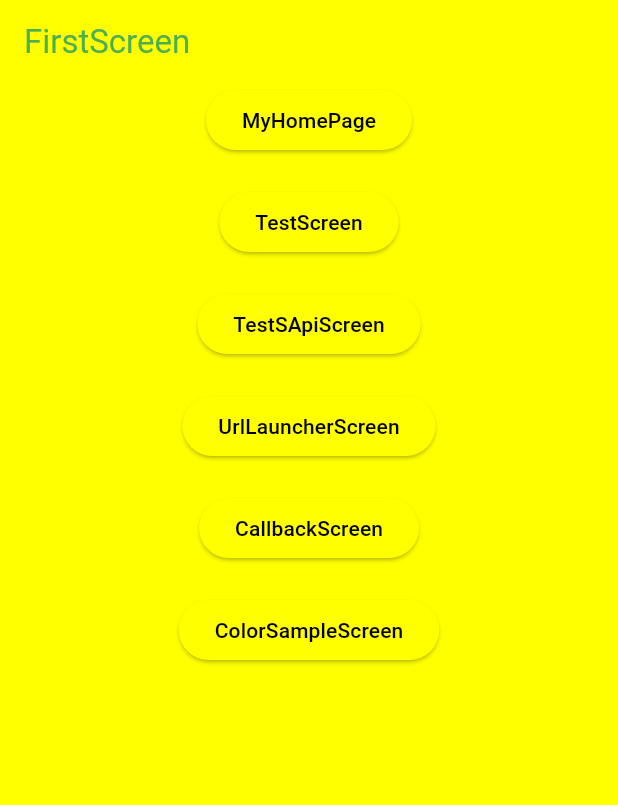
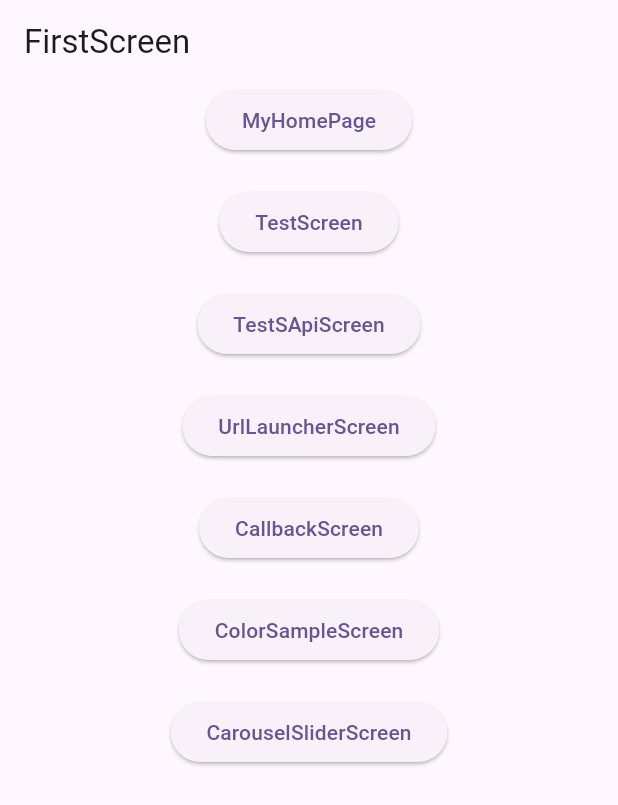
Before and after one commit to nanakoshis/learning_app, a Flutter app: the screen it shows after launch, on a phone screen of 412 x 824 dp. Shown: the top 805 px of the screen. Run offline on Flutter 3.47's test engine with Material 3 defaults, Android fonts, the phone set to English and light mode, and no system bars; our stand-ins replace carousel_slider, dio, flutter_riverpod, freezed_annotation, retrofit, riverpod_annotation; generated files the repository leaves out were written again.

Commit message:
カルーセルスライダーを追加

```diff
--- a/practice_app/lib/main.dart
+++ b/practice_app/lib/main.dart
@@ -3,6 +3,7 @@ import 'package:flutter_riverpod/flutter_riverpod.dart';
 import 'package:practice_app/components/colors.dart';
 import 'package:practice_app/view/api_screen.dart';
 import 'package:practice_app/view/callback_screen.dart';
+import 'package:practice_app/view/carousel_slider.dart';
 import 'package:practice_app/view/color_sample_screen.dart';
 
 import 'view/first_screen.dart';
@@ -28,11 +29,11 @@ class MyApp extends StatelessWidget {
     return MaterialApp(
       title: 'Flutter Demo',
       // テーマカラーの設定
-      // theme: ThemeData(
-      //   colorScheme: ColorScheme.fromSeed(seedColor: Colors.deepPurple),
-      //   useMaterial3: true,
-      // ),
-      theme:sampleTheme,
+      theme: ThemeData(
+        colorScheme: ColorScheme.fromSeed(seedColor: Colors.deepPurple),
+        useMaterial3: true,
+      ),
+      // theme:sampleTheme,
       routes: {
         '/': (context) => const FirstScreen(),
         '/MyHomePage': (context) => const MyHomePage(title: 'Flutter Demo Home Page'),
@@ -41,6 +42,7 @@ class MyApp extends StatelessWidget {
         '/UrlLauncherScreen': (context) => const UrlLauncherScreen(),
         '/CallbackScreen': (context) => const CallbackScreen(),
         '/ColorSampleScreen': (context) => const ColorSampleScreen(),
+        '/CarouselSliderScreen': (context) => const CarouselSliderScreen(),
       },
     );
   }
--- a/practice_app/lib/view/first_screen.dart
+++ b/practice_app/lib/view/first_screen.dart
@@ -53,6 +53,14 @@ class FirstScreen extends StatelessWidget {
               onPressed: () => Navigator.pushNamed(context, '/ColorSampleScreen'),
               child: const Text('ColorSampleScreen'),
             ),
+            const SizedBox(
+              height: 20,
+            ),
+            ElevatedButton(
+              onPressed: () =>
+                  Navigator.pushNamed(context, '/CarouselSliderScreen'),
+              child: const Text('CarouselSliderScreen'),
+            ),
           ],
         )
       ),
```
Also changed, not shown: practice_app/lib/view/carousel_slider.dart (added, +91 -0 lines), practice_app/pubspec.yaml (+5 -4 lines), practice_app/assets/images/carousel_ko.png (added), practice_app/assets/images/carousel_na.png (added), practice_app/assets/images/carousel_na_2.png (added), practice_app/assets/images/carousel_shi.png (added), practice_app/pubspec.lock.
